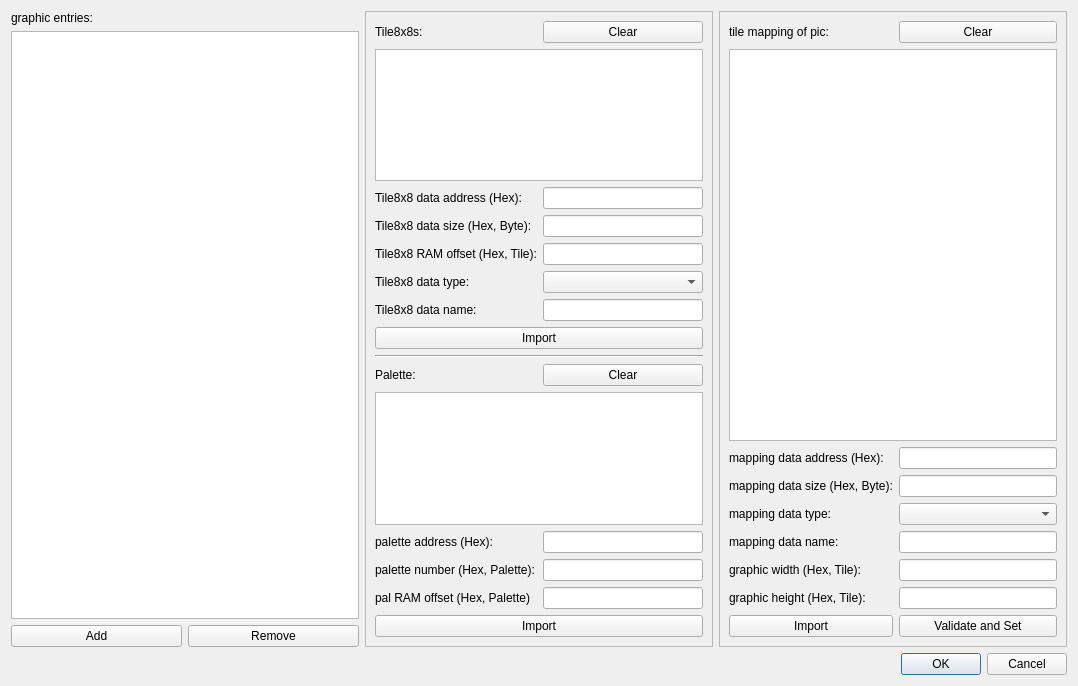
wario-land/WL4Editor, file Dialog/GraphicManagerDialog.ui: the form before one commit.
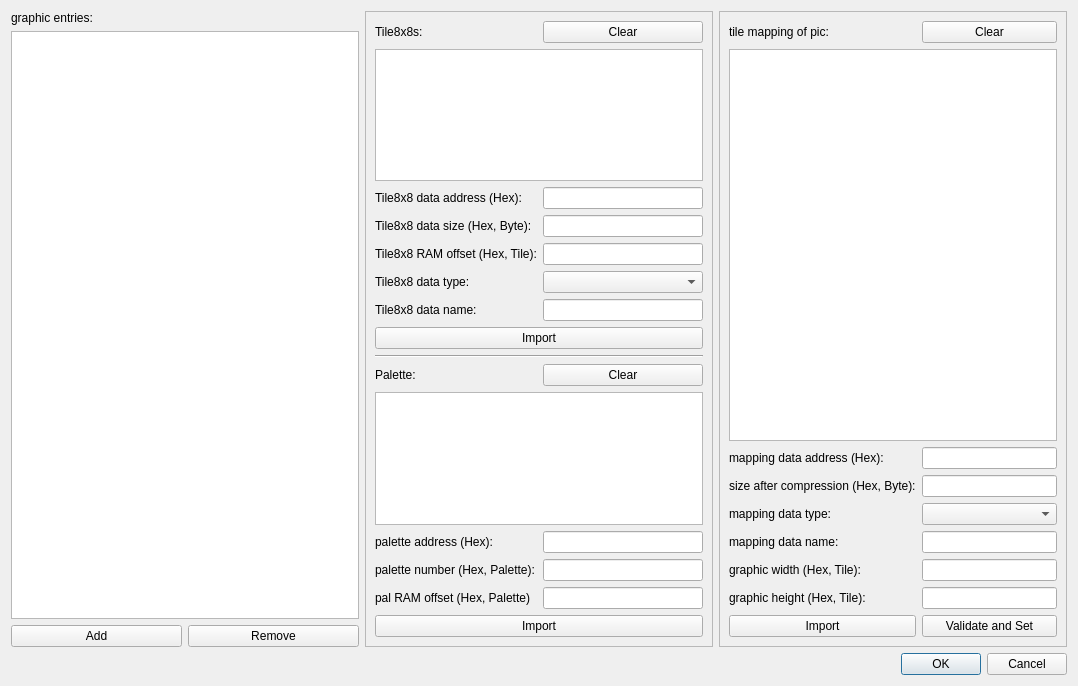
The form after the commit.

Commit message: now the whole UI should work

Patch:
```diff
--- a/Dialog/GraphicManagerDialog.ui
+++ b/Dialog/GraphicManagerDialog.ui
@@ -360,7 +360,7 @@
            <item row="11" column="0">
             <widget class="QLabel" name="label_mappingDataSize_Byte">
              <property name="text">
-              <string>mapping data size (Hex, Byte):</string>
+              <string>size after compression (Hex, Byte):</string>
              </property>
             </widget>
            </item>
```
Left out of the diff: 2 changed lines with no effect on the pictures. The commit also changes 4 other files.
